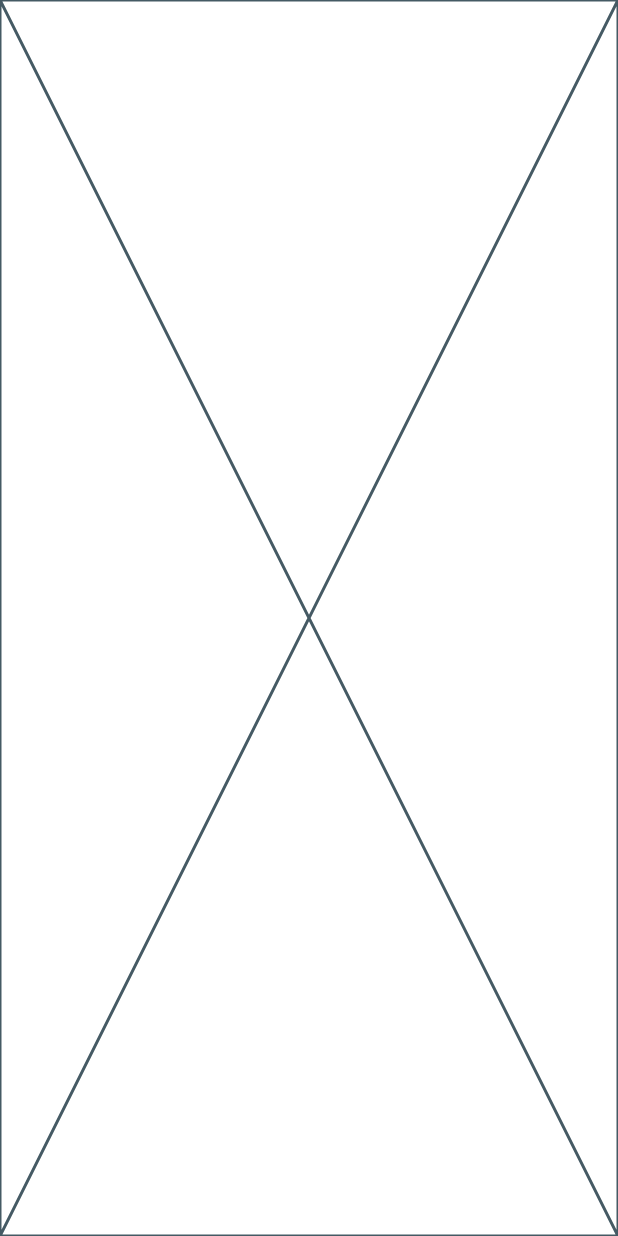
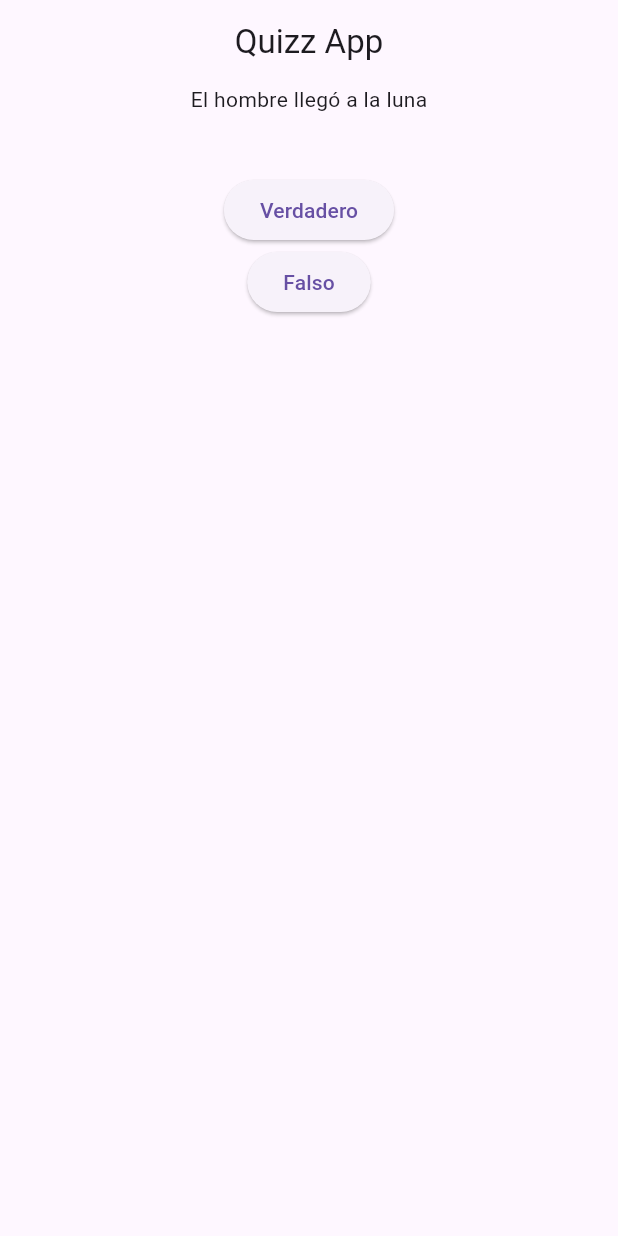
Before and after one commit to fr4nsgallegos/quizappG14, a Flutter app: the screen it shows after launch, on a phone screen of 412 x 824 dp. Run offline on Flutter 3.47's test engine with Material 3 defaults, Android fonts, the phone set to English and light mode, and no system bars.

Commit message:
primera parte

```diff
--- a/lib/pages/home_page.dart
+++ b/lib/pages/home_page.dart
@@ -1,10 +1,54 @@
 import 'package:flutter/material.dart';
 
-class HomePage extends StatelessWidget {
-  const HomePage({super.key});
+class HomePage extends StatefulWidget {
+  @override
+  State<HomePage> createState() => _HomePageState();
+}
+
+class _HomePageState extends State<HomePage> {
+  String questionText = "¿El hombre llegó a la luna?";
+  List<String> questions = [
+    "El hombre llegó a la luna",
+    "¿Has cenado hoy?",
+    "¿Saliste ayer?",
+    "¿Has desayunado?",
+    "¿Sientes frio?",
+  ];
+  int questionIndex = 0;
+
+  void nextQuestion() {
+    if (questionIndex < questions.length - 1) {
+      questionIndex++;
+    } else {
+      questionIndex = 0;
+    }
+    setState(() {});
+  }
 
   @override
   Widget build(BuildContext context) {
-    return const Placeholder();
+    return Scaffold(
+      appBar: AppBar(title: Text("Quizz App"), centerTitle: true),
+      body: Center(
+        child: Column(
+          children: [
+            Text(questions[questionIndex]),
+            SizedBox(height: 40),
+            ElevatedButton(
+              onPressed: () {
+                nextQuestion();
+              },
+              child: Text("Verdadero"),
+            ),
+            ElevatedButton(
+              onPressed: () {
+                nextQuestion();
+              },
+              child: Text("Falso"),
+            ),
+          ],
+        ),
+      ),
+    );
   }
 }
--- a/pubspec.yaml
+++ b/pubspec.yaml
@@ -44,7 +44,7 @@ dev_dependencies:
   # activated in the `analysis_options.yaml` file located at the root of your
   # package. See that file for information about deactivating specific lint
   # rules and activating additional ones.
-  flutter_lints: ^5.0.0
+  # flutter_lints: ^5.0.0
 
 # For information on the generic Dart part of this file, see the
 # following page: https://dart.dev/tools/pub/pubspec
```
Also changed, not shown: pubspec.lock.
